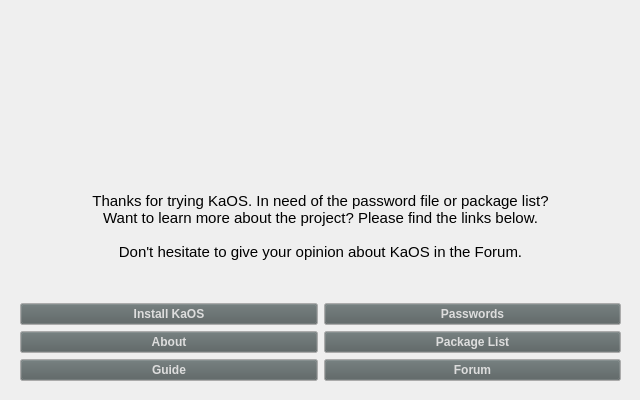
Above: mainwindow.ui from KaOSx/welcome before the change. Below: the same form after it.
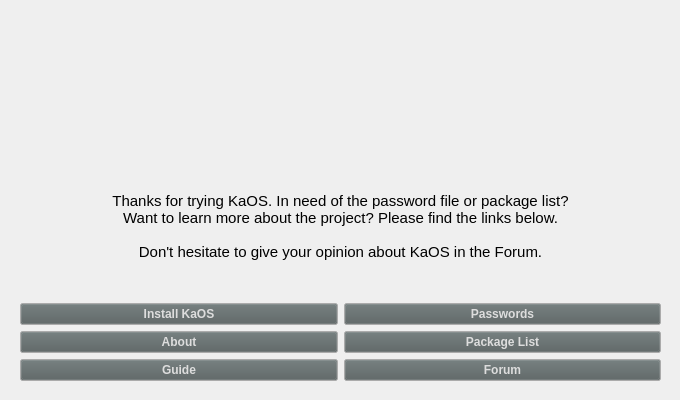
That is the form after the change. Icons and pictures are not drawn.

Commit message: wider needed for hddpi, set to 680

Patch:
```diff
--- a/mainwindow.ui
+++ b/mainwindow.ui
@@ -6,7 +6,7 @@
    <rect>
     <x>0</x>
     <y>0</y>
-    <width>640</width>
+    <width>680</width>
     <height>400</height>
    </rect>
   </property>
@@ -25,7 +25,7 @@
     <rect>
      <x>20</x>
      <y>10</y>
-     <width>601</width>
+     <width>641</width>
      <height>371</height>
     </rect>
    </property>
```
The commit also changes 1 other file.
